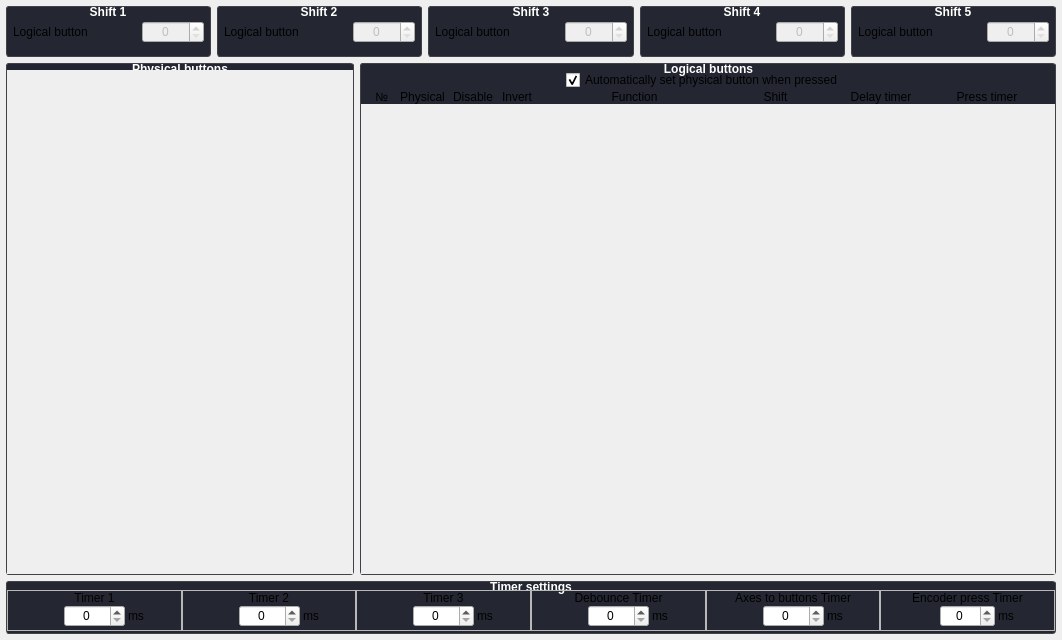
First picture: the form in src/widgets/buttons/buttonconfig.ui, repository invictuscockpits/HOTASConfigurator, before the edit.
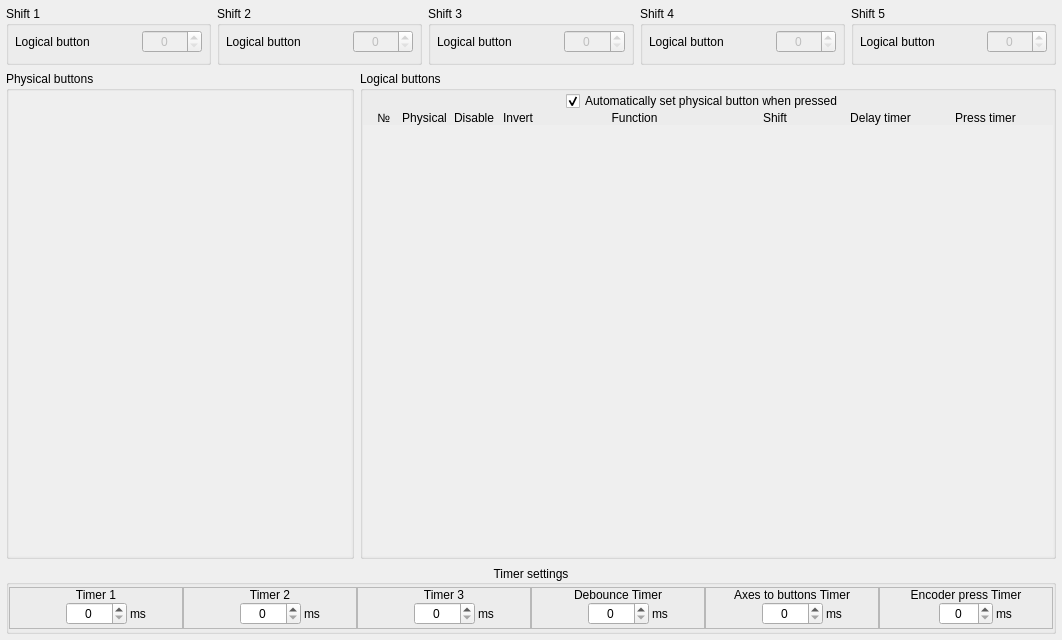
Second picture: the form after the edit. Custom widgets are drawn as their Qt base class.

Diff of the .ui file:
```diff
--- a/src/widgets/buttons/buttonconfig.ui
+++ b/src/widgets/buttons/buttonconfig.ui
@@ -19,25 +19,6 @@
   <property name="windowTitle">
    <string>Form</string>
   </property>
-  <property name="styleSheet">
-   <string notr="true">QGroupBox {
-    font-weight: bold;
-    background: rgb(36, 39, 49); /* FLAT_BLACK */
-    border: 1px solid rgb(65, 66, 70); /* subtle outline */
-    border-radius: 3px;
-    margin-top: 2ex;
-    padding: 6px 0px 0px 0px;
-}
-
-QGroupBox::title {
-    color: white;
-    subcontrol-position: top center;
-    subcontrol-origin: margin;
-    left: -3px;
-    padding: -2px 0px 0px 2px;
-    background: transparent; /* or rgb(36, 39, 49) if you want solid */
-}</string>
-  </property>
   <layout class="QGridLayout" name="gridLayout" rowstretch="1,10,1" columnstretch="5,10">
    <property name="leftMargin">
     <number>6</number>
@@ -448,7 +429,7 @@
            <x>0</x>
            <y>0</y>
            <width>695</width>
-           <height>458</height>
+           <height>466</height>
           </rect>
          </property>
          <property name="autoFillBackground">
@@ -518,7 +499,7 @@
            <x>0</x>
            <y>0</y>
            <width>347</width>
-           <height>492</height>
+           <height>500</height>
           </rect>
          </property>
          <layout class="QGridLayout" name="layoutG_PhysicalButton"/>
```
